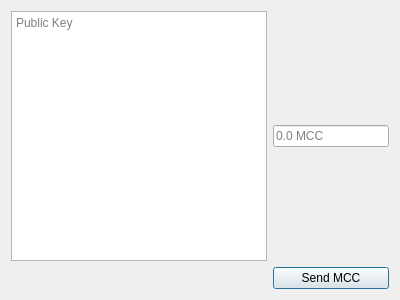
Old version of the form ui/sendcoindialog.ui in the repository yudi-matsuzake/moedacoin.
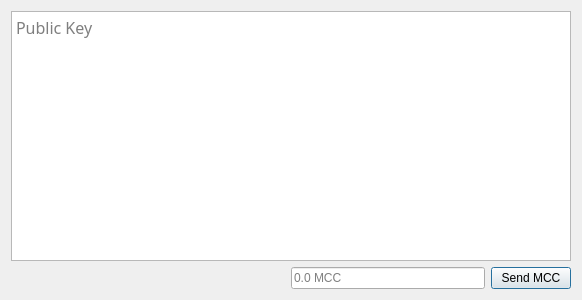
New version of the form.

Commit message: Minimal interface improvements

Patch:
```diff
--- a/ui/sendcoindialog.ui
+++ b/ui/sendcoindialog.ui
@@ -6,7 +6,7 @@
    <rect>
     <x>0</x>
     <y>0</y>
-    <width>400</width>
+    <width>582</width>
     <height>300</height>
    </rect>
   </property>
@@ -14,7 +14,34 @@
    <string>Dialog</string>
   </property>
   <layout class="QGridLayout" name="gridLayout">
-   <item row="1" column="0">
+   <item row="0" column="0">
+    <widget class="QTextEdit" name="pubkeyTextEdit">
+     <property name="enabled">
+      <bool>true</bool>
+     </property>
+     <property name="sizePolicy">
+      <sizepolicy hsizetype="Expanding" vsizetype="Expanding">
+       <horstretch>0</horstretch>
+       <verstretch>0</verstretch>
+      </sizepolicy>
+     </property>
+     <property name="font">
+      <font>
+       <family>Ubuntu Mono derivative Powerline</family>
+       <pointsize>12</pointsize>
+      </font>
+     </property>
+     <property name="inputMethodHints">
+      <set>Qt::ImhMultiLine</set>
+     </property>
+     <property name="placeholderText">
+      <string>Public Key</string>
+     </property>
+    </widget>
+   </item>
+   <item row="2" column="0">
+    <layout class="QHBoxLayout" name="horizontalLayout">
+     <item>
     <spacer name="horizontalSpacer">
      <property name="orientation">
       <enum>Qt::Horizontal</enum>
@@ -27,24 +54,9 @@
      </property>
     </spacer>
    </item>
-   <item row="1" column="1">
-    <widget class="QPushButton" name="sendButton">
-     <property name="text">
-      <string>Send MCC</string>
-     </property>
-    </widget>
-   </item>
-   <item row="0" column="0">
-    <widget class="QTextEdit" name="pubkeyTextEdit">
-     <property name="inputMethodHints">
-      <set>Qt::ImhMultiLine</set>
-     </property>
-     <property name="placeholderText">
-      <string>Public Key</string>
-     </property>
-    </widget>
-   </item>
-   <item row="0" column="1">
+     <item>
+      <layout class="QHBoxLayout" name="horizontalLayout_2">
+       <item>
     <widget class="QLineEdit" name="mccLineEdit">
      <property name="toolTip">
       <string>MCC value</string>
@@ -56,6 +68,17 @@
       <string>0.0 MCC</string>
      </property>
     </widget>
+       </item>
+       <item>
+        <widget class="QPushButton" name="sendButton">
+         <property name="text">
+          <string>Send MCC</string>
+         </property>
+        </widget>
+       </item>
+      </layout>
+     </item>
+    </layout>
    </item>
   </layout>
  </widget>
```
Left out of the diff: 2 changed lines with no effect on the pictures. Lines whose indentation alone changed are shown as unchanged. The commit also changes 3 other files.
